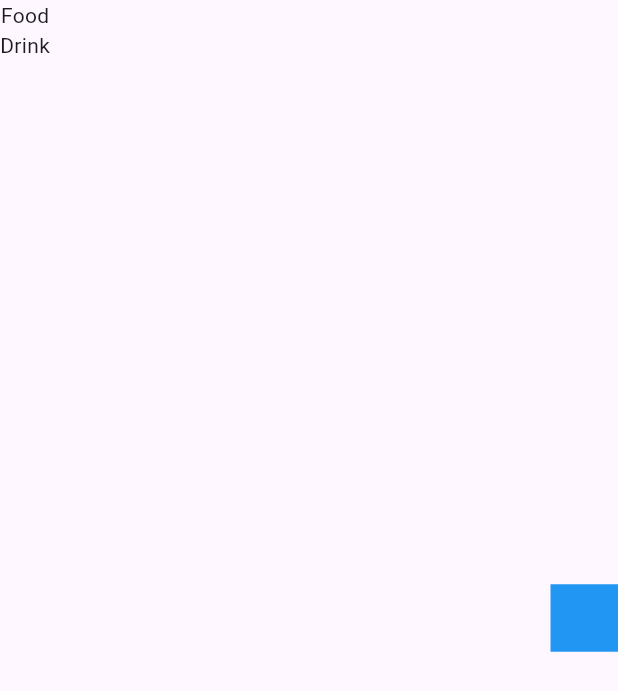
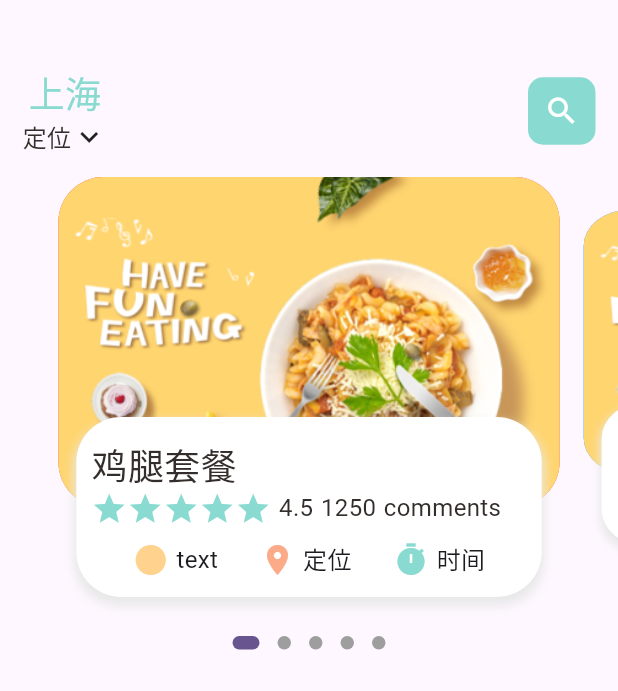
Before and after one commit to zenghuayang/food_devlivery, a Flutter app: the screen it shows after launch, on a phone screen of 412 x 824 dp. Shown: the top 691 px of the screen. Run offline on Flutter 3.47's test engine with Material 3 defaults, Android fonts, the phone set to English and light mode, and no system bars; drawn by our look-alikes of dots_indicator.

Commit message:
- 轮播图功能

```diff
--- /dev/null
+++ b/lib/home/food_bdoy_page.dart
@@ -0,0 +1,175 @@
+import 'package:dots_indicator/dots_indicator.dart';
+import 'package:flutter/material.dart';
+import 'package:food_devlivery/utils/colors.dart';
+import 'package:food_devlivery/widget/big_text.dart';
+import 'package:food_devlivery/widget/icon_text.dart';
+import 'package:food_devlivery/widget/small_text.dart';
+
+class FoodBdoyPage extends StatefulWidget {
+  const FoodBdoyPage({Key? key}) : super(key: key);
+
+  @override
+  _FoodBdoyPageState createState() => _FoodBdoyPageState();
+}
+
+class _FoodBdoyPageState extends State<FoodBdoyPage> {
+  PageController _pageController =
+      PageController(viewportFraction: 0.85, initialPage: 0);
+
+  var _currentPageValue = 0.0;
+  double _scaleFactor = 0.8;
+  double _height = 220.0;
+
+  @override
+  void initState() {
+    super.initState();
+    _pageController.addListener(() {
+      setState(() {
+        _currentPageValue = _pageController.page!;
+      });
+    });
+  }
+
+  @override
+  void dispose() {
+    _pageController.dispose();
+  }
+
+  @override
+  Widget build(BuildContext context) {
+    return Column(
+      children: [
+        Container(
+          height: 300,
+          child: PageView.builder(
+              itemCount: 5,
+              controller: _pageController,
+              itemBuilder: (context, index) {
+                return _buildItemWidget(index);
+              }),
+        ),
+        new DotsIndicator(
+          dotsCount: 5,
+          position: _currentPageValue,
+          decorator: DotsDecorator(
+            size: const Size.square(9.0),
+            activeSize: const Size(18.0, 9.0),
+            activeShape: RoundedRectangleBorder(
+                borderRadius: BorderRadius.circular(5.0)),
+          ),
+        ),
+      ],
+    );
+  }
+
+  // 构建滚动内容
+  Widget _buildItemWidget(int index) {
+    Matrix4 matrix = new Matrix4.identity();
+    if (index == _currentPageValue.floor()) {
+      var currScale = 1 - (_currentPageValue - index) * (1 - _scaleFactor);
+      var currTrans = _height * (1 - currScale) / 2;
+      matrix = Matrix4.diagonal3Values(1, currScale, 1)
+        ..setTranslationRaw(0, currTrans, 0);
+    } else if (index == _currentPageValue.floor() + 1) {
+      var currScale =
+          _scaleFactor + (_currentPageValue - index + 1) * (1 - _scaleFactor);
+      var currTrans = _height * (1 - currScale) / 2;
+      matrix = Matrix4.diagonal3Values(1, currScale, 1);
+      matrix = Matrix4.diagonal3Values(1, currScale, 1)
+        ..setTranslationRaw(0, currTrans, 0);
+    } else if (index == _currentPageValue.floor() - 1) {
+      var currScale = 1 - (_currentPageValue - index) * (1 - _scaleFactor);
+      var currTrans = _height * (1 - currScale) / 2;
+      matrix = Matrix4.diagonal3Values(1, currScale, 1);
+      matrix = Matrix4.diagonal3Values(1, currScale, 1)
+        ..setTranslationRaw(0, currTrans, 0);
+    } else {
+      var currScale = 0.8;
+      var currTrans = _height * (1 - _scaleFactor) / 2;
+      matrix = Matrix4.diagonal3Values(1, currScale, 1)
+        ..setTranslationRaw(0, currTrans, 0);
+    }
+
+    return Transform(
+      transform: matrix,
+      child: Stack(
+        children: [
+          Container(
+            height: _height,
+            margin: EdgeInsets.only(left: 8, right: 8),
+            decoration: BoxDecoration(
+              borderRadius: BorderRadius.circular(30),
+              color: index.isEven ? Colors.red : Colors.blue,
+              image: DecorationImage(
+                fit: BoxFit.cover,
+                image: AssetImage("assets/image/food0.png"),
+              ),
+            ),
+          ),
+          Align(
+            alignment: Alignment.bottomCenter,
+            child: Container(
+              height: 120,
+              padding: EdgeInsets.only(left: 10, right: 10, top: 15),
+              margin: EdgeInsets.only(left: 20, right: 20, bottom: 20),
+              decoration: BoxDecoration(
+                borderRadius: BorderRadius.circular(30),
+                color: Colors.white,
+                boxShadow: [
+                  BoxShadow(
+                    color: Color(0xFFe8e8e8),
+                    spreadRadius: 1,
+                    blurRadius: 5,
+                    offset: Offset(0, 5),
+                  ),
+                ],
+              ),
+              child: Column(
+                crossAxisAlignment: CrossAxisAlignment.start,
+                children: [
+                  BigText(text: "鸡腿套餐"),
+                  Row(
+                    children: [
+                      Wrap(
+                        children: List.generate(
+                            5,
+                            (index) => Icon(
+                                  Icons.star,
+                                  color: AppColors.mainColor,
+                                )),
+                      ),
+                      SizedBox(width: 5),
+                      SmallText(text: '4.5'),
+                      SizedBox(width: 5),
+                      SmallText(text: '1250'),
+                      SizedBox(width: 5),
+                      SmallText(text: 'comments'),
+                    ],
+                  ),
+                  SizedBox(height: 10),
+                  Row(
+                    mainAxisAlignment: MainAxisAlignment.spaceEvenly,
+                    children: [
+                      IconAndText(
+                          text: "text",
+                          icon: Icons.circle_sharp,
+                          iconColor: AppColors.iconColor1),
+                      IconAndText(
+                          text: "定位",
+                          icon: Icons.location_on,
+                          iconColor: AppColors.iconColor2),
+                      IconAndText(
+                          text: "时间",
+                          icon: Icons.timer,
+                          iconColor: AppColors.mainColor),
+                    ],
+                  )
+                ],
+              ),
+            ),
+          ),
+        ],
+      ),
+    );
+  }
+}
--- a/lib/home/main_food_page.dart
+++ b/lib/home/main_food_page.dart
@@ -1,4 +1,8 @@
 import 'package:flutter/material.dart';
+import 'package:food_devlivery/home/food_bdoy_page.dart';
+import 'package:food_devlivery/utils/colors.dart';
+import 'package:food_devlivery/widget/big_text.dart';
+import 'package:food_devlivery/widget/small_text.dart';
 
 class MainFoodPage extends StatefulWidget {
   const MainFoodPage({super.key});
@@ -11,25 +15,47 @@ class _MainFoodPageState extends State<MainFoodPage> {
   @override
   Widget build(BuildContext context) {
     return Scaffold(
-      body: Container(
-        child: Container(
+      body: Column(
+        children: [
+          Container(
+            margin: EdgeInsets.only(top: 45, bottom: 15),
+            padding: EdgeInsets.only(left: 15, right: 15),
             child: Row(
               mainAxisAlignment: MainAxisAlignment.spaceBetween,
               children: [
                 Column(
                   children: [
-                  Text('Food'),
-                  Text('Drink'),
+                    BigText(
+                      text: '上海',
+                      color: AppColors.mainColor,
+                    ),
+                    Row(
+                      children: [
+                        SmallText(text: '定位'),
+                        Icon(
+                          Icons.keyboard_arrow_down,
+                        )
+                      ],
+                    )
                   ],
                 ),
                 Container(
                   width: 45,
                   height: 45,
-                color: Colors.blue,
+                  child: Icon(
+                    Icons.search,
+                    color: Colors.white,
+                  ),
+                  decoration: BoxDecoration(
+                    borderRadius: BorderRadius.circular(10),
+                    color: AppColors.mainColor,
+                  ),
                 )
               ],
             ),
           ),
+          FoodBdoyPage(),
+        ],
       ),
     );
   }
--- /dev/null
+++ b/lib/widget/big_text.dart
@@ -0,0 +1,28 @@
+import 'package:flutter/material.dart';
+
+class BigText extends StatelessWidget {
+  Color? color;
+  final String text;
+  double size;
+  TextOverflow overflow;
+
+  BigText(
+      {Key? key,
+      this.color = const Color(0xFF332d2b),
+      required this.text,
+      this.size = 24,
+      this.overflow = TextOverflow.ellipsis})
+      : super(key: key); // Add key parameter
+  @override
+  Widget build(BuildContext context) {
+    return Text(
+      text,
+      overflow: overflow,
+      style: TextStyle(
+        color: color,
+        fontSize: size,
+        fontWeight: FontWeight.w500,
+      ),
+    );
+  }
+}
--- /dev/null
+++ b/lib/widget/icon_text.dart
@@ -0,0 +1,28 @@
+import 'package:flutter/material.dart';
+
+class IconAndText extends StatelessWidget {
+  final String text;
+  final IconData icon;
+  final Color iconColor;
+
+  const IconAndText({
+    Key? key,
+    required this.text,
+    required this.icon,
+    this.iconColor = const Color(0xFF89dad0),
+  }) : super(key: key);
+
+  @override
+  Widget build(BuildContext context) {
+    return Row(
+      children: [
+        Icon(icon, color: iconColor),
+        SizedBox(width: 5),
+        Text(
+          text,
+          style: const TextStyle(fontSize: 16),
+        ),
+      ],
+    );
+  }
+}
--- /dev/null
+++ b/lib/widget/small_text.dart
@@ -0,0 +1,31 @@
+import 'package:flutter/material.dart';
+
+class SmallText extends StatelessWidget {
+  Color? color;
+  final String text;
+  double size;
+  double height;
+  TextOverflow overflow;
+
+  SmallText(
+      {Key? key,
+      this.color = const Color(0xFF332d2b),
+      required this.text,
+      this.size = 16,
+      this.height = 1.5,
+      this.overflow = TextOverflow.ellipsis})
+      : super(key: key); // Add key parameter
+  @override
+  Widget build(BuildContext context) {
+    return Text(
+      text,
+      maxLines: 1,
+      overflow: overflow,
+      style: TextStyle(
+        color: color,
+        fontSize: size,
+        height: height,
+      ),
+    );
+  }
+}
```
Also changed, not shown: pubspec.yaml (+4 -3 lines), pubspec.lock. Lines whose indentation alone changed are shown as unchanged.
